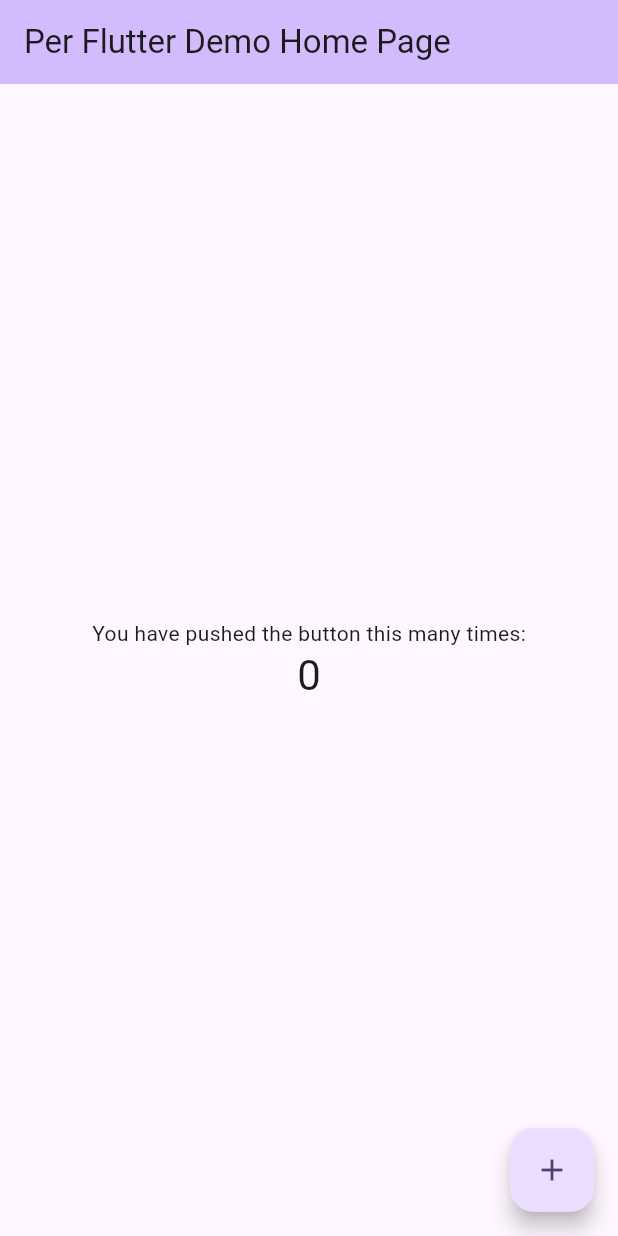
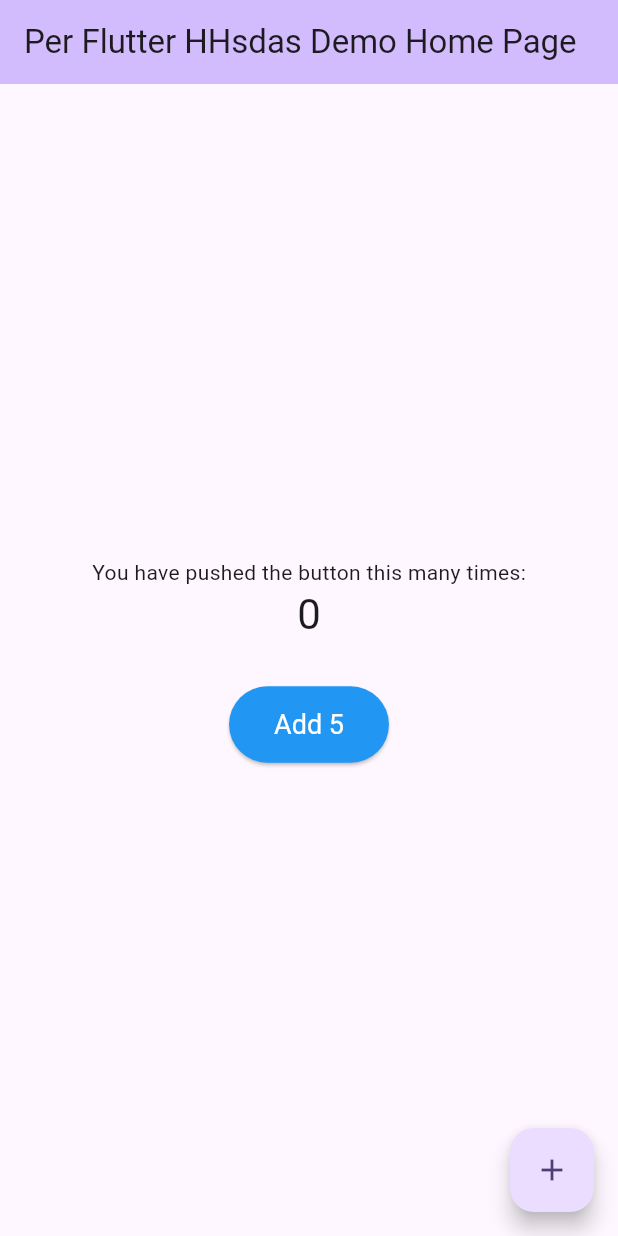
Before and after one commit to pternstr/mobile_app, a Flutter app: the screen it shows after launch, on a phone screen of 412 x 824 dp. Run offline on Flutter 3.47's test engine with Material 3 defaults, Android fonts, the phone set to English and light mode, and no system bars.

Commit message:
new button

```diff
--- a/lib/main.dart
+++ b/lib/main.dart
@@ -31,7 +31,7 @@ class MyApp extends StatelessWidget {
         colorScheme: ColorScheme.fromSeed(seedColor: Colors.deepPurple),
         useMaterial3: true,
       ),
-      home: const MyHomePage(title: 'Per Flutter Demo Home Page'),
+      home: const MyHomePage(title: 'Per Flutter HHsdas Demo Home Page'),
     );
   }
 }
@@ -112,6 +112,21 @@ class _MyHomePageState extends State<MyHomePage> {
               '$_counter',
               style: Theme.of(context).textTheme.headlineMedium,
             ),
+            const SizedBox(height: 30),
+            ElevatedButton(
+              onPressed: () {
+                setState(() {
+                  _counter += 5; // Add 5 instead of 1
+                });
+              },
+              style: ElevatedButton.styleFrom(
+                backgroundColor: Colors.blue,
+                foregroundColor: Colors.white,
+                padding: const EdgeInsets.symmetric(horizontal: 30, vertical: 15),
+                textStyle: const TextStyle(fontSize: 18),
+              ),
+              child: const Text('Add 5'),
+            ),
           ],
         ),
       ),
```
